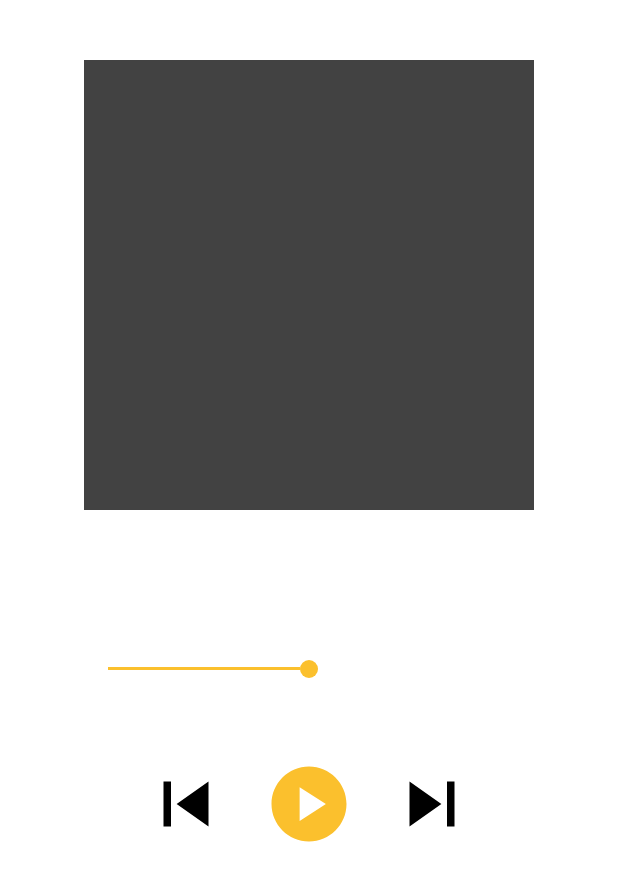
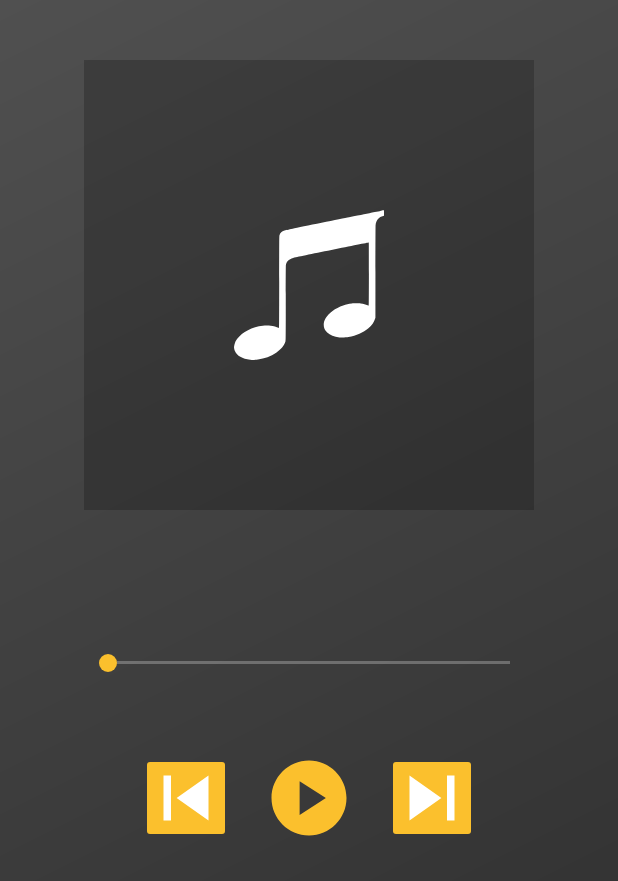
Before and after one commit to BeeR080/AudioPlayer, an Android app: the layout fragment_audio_list.xml on its own in the app's theme, with its tools: preview values and no code run, on a phone screen of 412 x 824 dp. Shown: the top 881 px of the screen. Run offline under Robolectric (Android 15) with nearby library versions, the phone set to English and light mode, and no system bars.

```diff
--- a/app/src/main/AndroidManifest.xml
+++ b/app/src/main/AndroidManifest.xml
@@ -13,6 +13,11 @@
         android:supportsRtl="true"
         android:theme="@style/Theme.AudioPlayer"
         tools:targetApi="31">
+        <service
+            android:name=".AudioService"
+            android:enabled="true"
+            android:exported="true"></service>
+
         <activity
             android:name=".view.MainActivity"
             android:exported="true">
--- /dev/null
+++ b/app/src/main/res/drawable/gradient_grey.xml
@@ -0,0 +1,12 @@
+<shape
+    xmlns:android="http://schemas.android.com/apk/res/android"
+    android:shape="rectangle" >
+    <gradient
+        android:startColor="#2B2B2B"
+        android:endColor="#505050"
+        android:angle="135"/>
+    <corners
+        android:radius="0dp"/>
+
+
+</shape>
--- /dev/null
+++ b/app/src/main/res/drawable/gradient_grey_statusbar.xml
@@ -0,0 +1,12 @@
+<shape
+    xmlns:android="http://schemas.android.com/apk/res/android"
+    android:shape="rectangle" >
+    <gradient
+        android:startColor="#2B2B2B"
+        android:endColor="#505050"
+        android:angle="45"/>
+    <corners
+        android:radius="0dp"/>
+
+
+</shape>
--- /dev/null
+++ b/app/src/main/res/drawable/ic_music.xml
@@ -0,0 +1,9 @@
+<vector
+    android:height="100dp"
+    android:viewportHeight="1280"
+    android:viewportWidth="1162"
+    android:width="100dp"
+    xmlns:android="http://schemas.android.com/apk/res/android">
+    <path android:fillColor="#FFFFFF"
+        android:pathData="M1159.5,1.1c-1.1,0.5 -31.9,7.9 -68.5,16.4 -59.3,13.9 -98.9,22.8 -200,45.1 -45.7,10.1 -373.8,83 -436.5,97 -30.8,6.9 -59.7,13.8 -64.3,15.3 -20.2,7 -31.8,19 -37.9,39.6 -1.7,5.7 -1.8,24.8 -2.1,399.2 -0.2,340.6 -0.4,393.3 -1.7,393.3 -0.7,-0 -2.9,-0.9 -4.7,-1.9 -11.7,-6.9 -39.3,-14.9 -60.1,-17.6 -15.2,-1.9 -43.5,-1.9 -60.2,-0 -81.3,9.6 -159.4,53.6 -198.5,111.9 -7,10.4 -14.2,24.6 -17.5,34.5 -3.4,10.3 -7.5,30.2 -7.5,36.6 0,6.4 4.1,26.3 7,33.5 16.1,41 57.3,66.8 118.5,74.1 22.2,2.6 29.4,2.4 60,-1.8 50.6,-6.8 100,-27 141.3,-57.7 13.8,-10.3 38.7,-35.2 47.2,-47.3 12.9,-18.4 20.5,-34.2 25,-51.8 2.1,-8 2.1,-8.2 2,-324.7 -0.1,-234 0.2,-319.1 1.1,-325.5 1.3,-9.8 5.2,-21.6 9.4,-28.3 9.4,-14.9 27.1,-26.7 52,-34.5 9.9,-3.1 575.7,-129.5 579.8,-129.5 1.6,-0 1.7,17.3 1.7,270 0,229.8 -0.2,270 -1.4,270 -0.8,-0 -4.9,-1.7 -9.2,-3.9 -14.8,-7.2 -31.6,-12.3 -52.9,-15.8 -15.2,-2.4 -52,-2.4 -68.9,0.1 -25,3.6 -44.3,8.5 -66.6,16.8 -61.9,23 -112.5,63.8 -136.4,109.8 -10.4,20.2 -14.6,36.2 -14.6,56.2 0,26.6 8.2,46.7 27,65.9 22.2,22.7 53.8,36.3 94.9,41 17.2,1.9 52.4,0.7 70.6,-2.5 59.6,-10.4 114.6,-37.1 153.7,-74.5 27.6,-26.3 43.2,-51 51.6,-81.6l2.7,-10 0.2,-389.5c0.2,-267.6 0.6,-392.9 1.3,-400.2 4.3,-43.2 26,-71.8 59.3,-78.1l5.7,-1.1 0,-24.8c0,-13.6 -0.1,-24.8 -0.2,-24.7 -0.2,-0 -1.2,0.5 -2.3,1z" android:strokeColor="#00000000"/>
+</vector>
--- a/app/src/main/res/drawable/ic_player_next.xml
+++ b/app/src/main/res/drawable/ic_player_next.xml
@@ -1,5 +1,9 @@
-<vector android:height="24dp" android:tint="#000000"
-    android:viewportHeight="24" android:viewportWidth="24"
-    android:width="24dp" xmlns:android="http://schemas.android.com/apk/res/android">
-    <path android:fillColor="@android:color/white" android:pathData="M6,18l8.5,-6L6,6v12zM16,6v12h2V6h-2z"/>
+<vector android:height="24dp"
+    android:tint="@color/white"
+    android:viewportHeight="24"
+    android:viewportWidth="24"
+    android:width="24dp"
+    xmlns:android="http://schemas.android.com/apk/res/android">
+    <path android:fillColor="@android:color/white"
+        android:pathData="M6,18l8.5,-6L6,6v12zM16,6v12h2V6h-2z"/>
 </vector>
--- a/app/src/main/res/drawable/ic_player_play.xml
+++ b/app/src/main/res/drawable/ic_player_play.xml
@@ -1,5 +1,10 @@
-<vector android:height="24dp" android:tint="#000000"
-    android:viewportHeight="24" android:viewportWidth="24"
-    android:width="24dp" xmlns:android="http://schemas.android.com/apk/res/android">
-    <path android:fillColor="@android:color/white" android:pathData="M12,2C6.48,2 2,6.48 2,12s4.48,10 10,10s10,-4.48 10,-10S17.52,2 12,2zM9.5,16.5v-9l7,4.5L9.5,16.5z"/>
+<vector xmlns:android="http://schemas.android.com/apk/res/android"
+    android:height="24dp"
+    android:width="24dp"
+    android:viewportWidth="24.0"
+    android:viewportHeight="24.0">
+
+    xmlns:android="http://schemas.android.com/apk/res/android">
+    <path android:fillColor="@color/white"
+        android:pathData="M12,2C6.48,2 2,6.48 2,12s4.48,10 10,10s10,-4.48 10,-10S17.52,2 12,2zM9.5,16.5v-9l7,4.5L9.5,16.5z"/>
 </vector>
--- a/app/src/main/res/drawable/ic_player_prev.xml
+++ b/app/src/main/res/drawable/ic_player_prev.xml
@@ -1,4 +1,4 @@
-<vector android:height="24dp" android:tint="#000000"
+<vector android:height="24dp" android:tint="@color/white"
     android:viewportHeight="24" android:viewportWidth="24"
     android:width="24dp" xmlns:android="http://schemas.android.com/apk/res/android">
     <path android:fillColor="@android:color/white" android:pathData="M6,6h2v12L6,18zM9.5,12l8.5,6L18,6z"/>
--- a/app/src/main/res/layout/fragment_audio_list.xml
+++ b/app/src/main/res/layout/fragment_audio_list.xml
@@ -6,7 +6,8 @@
     android:layout_width="match_parent"
     android:layout_height="match_parent"
     xmlns:app="http://schemas.android.com/apk/res-auto"
-    tools:context=".view.AudioListFragment">
+    tools:context=".view.AudioListFragment"
+    android:background="@drawable/gradient_grey">
 
 
 <LinearLayout
@@ -17,13 +18,16 @@
     app:layout_constraintTop_toTopOf="parent"
     app:layout_constraintStart_toStartOf="parent"
     app:layout_constraintEnd_toEndOf="parent"
+
     >
 
     <ImageView
         android:layout_width="300dp"
         android:layout_height="300dp"
         android:layout_gravity="center"
-        android:src="@color/cardview_dark_background"/>
+        android:src="@color/cardview_shadow_start_color"
+        android:foreground="@drawable/ic_music"
+        android:foregroundGravity="center"/>
 
 
 </LinearLayout>
@@ -34,9 +38,9 @@
         android:orientation="vertical"
         app:layout_constraintBottom_toBottomOf="parent"
         app:layout_constraintEnd_toEndOf="parent"
-        android:layout_marginTop="8dp"
         app:layout_constraintStart_toStartOf="parent"
-        app:layout_constraintTop_toBottomOf="@id/audioplayer_logo">
+        app:layout_constraintTop_toBottomOf="@id/audioplayer_logo"
+        >
 
         <LinearLayout
             android:layout_width="match_parent"
@@ -44,11 +48,11 @@
             android:orientation="vertical">
 
             <SeekBar
+                android:id="@+id/audio_seekbar"
                 android:layout_width="300dp"
                 android:layout_height="20dp"
                 android:layout_gravity="center"
                 android:progressBackgroundTint="@color/white"
-                android:progress="50"
                 android:thumb="@drawable/thumb"
                 android:progressTint="@color/yellow"
                 />
@@ -72,7 +76,9 @@
                 android:layout_width="60dp"
                 android:layout_height="60dp"
                 android:foreground="@drawable/ic_player_prev"
-                android:backgroundTint="@color/white"/>
+                android:backgroundTint="@color/yellow"
+
+                />
 
             <ImageButton
                 android:id="@+id/player_play"
@@ -87,8 +93,9 @@
                 android:layout_width="60dp"
                 android:layout_height="60dp"
                 android:layout_marginStart="22dp"
-                android:foreground="@drawable/ic_player_next"
-                android:backgroundTint="@color/white"/>
+                android:backgroundTint="@color/yellow"
+
+                android:foreground="@drawable/ic_player_next" />
 
 
         </LinearLayout>
--- a/app/src/main/res/values/colors.xml
+++ b/app/src/main/res/values/colors.xml
@@ -8,4 +8,6 @@
     <color name="black">#FF000000</color>
     <color name="white">#FFFFFFFF</color>
     <color name="yellow">#FBC02D</color>
+    <color name="grey">#FF424242</color>
+    <color name="status_bar">#4C4C4C</color>
 </resources>
--- a/app/src/main/res/values/themes.xml
+++ b/app/src/main/res/values/themes.xml
@@ -1,6 +1,6 @@
 <resources xmlns:tools="http://schemas.android.com/tools">
     <!-- Base application theme. -->
-    <style name="Theme.AudioPlayer" parent="Theme.MaterialComponents.DayNight.DarkActionBar">
+    <style name="Theme.AudioPlayer" parent="Theme.MaterialComponents.DayNight.Bridge">
         <!-- Primary brand color. -->
         <item name="colorPrimary">@color/purple_500</item>
         <item name="colorPrimaryVariant">@color/purple_700</item>
@@ -10,7 +10,10 @@
         <item name="colorSecondaryVariant">@color/teal_700</item>
         <item name="colorOnSecondary">@color/black</item>
         <!-- Status bar color. -->
-        <item name="android:statusBarColor" tools:targetApi="l">?attr/colorPrimaryVariant</item>
+        <item name="android:statusBarColor" tools:targetApi="l">@color/status_bar</item>
+        <item name="toolbarStyle">@drawable/gradient_grey_statusbar</item>
+        <item name="windowNoTitle">true</item>
+        <item name="windowActionBar">false</item>
         <!-- Customize your theme here. -->
     </style>
 </resources>
```
Also changed, not shown: app/build.gradle (+10 -0 lines), app/src/main/java/ru/example/audioplayer/service/AudioService.kt (added, +12 -0 lines), app/src/main/java/ru/example/audioplayer/view/AudioListFragment.kt (+56 -12 lines), app/src/main/res/drawable/ic_player_pause.xml (+8 -4 lines), 2 other files.
